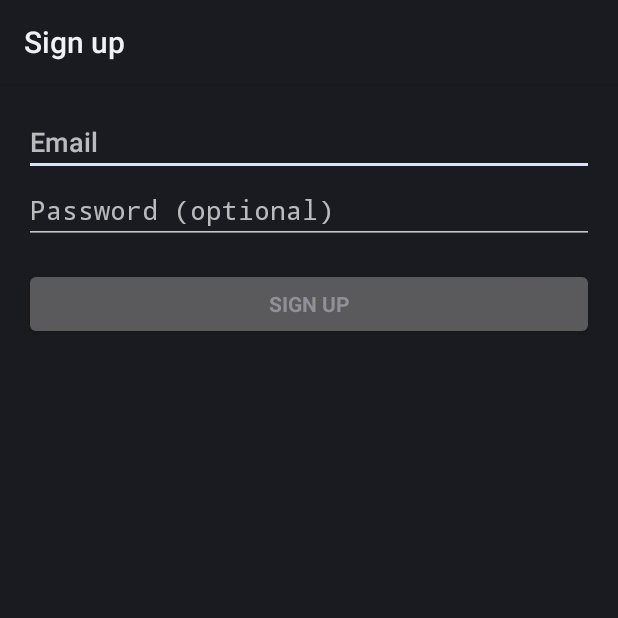
After one commit to dominhhai1111/PlayVideoUrl, an Android app: the RegisterActivity screen opened directly, with no data from a screen before it, on a phone screen of 412 x 824 dp, the top half of it. The commit adds this screen. Run offline under Robolectric (Android 15) with nearby library versions, the phone set to English and light mode, and no system bars.

Commit message:
register api

```diff
--- a/app/src/main/AndroidManifest.xml
+++ b/app/src/main/AndroidManifest.xml
@@ -35,6 +35,10 @@
             android:name=".MainActivity"
             android:configChanges="orientation|screenSize"
             android:theme="@style/Theme.AppCompat" />
+        <activity
+            android:name=".RegisterActivity"
+            android:label="@string/title_activity_register">
+        </activity>
     </application>
 
 </manifest>
--- /dev/null
+++ b/app/src/main/java/com/example/admin/playvideourl/RegisterActivity.java
@@ -0,0 +1,59 @@
+package com.example.admin.playvideourl;
+
+import android.app.Activity;
+import android.os.AsyncTask;
+import android.support.v7.app.AppCompatActivity;
+import android.os.Bundle;
+import android.view.View;
+import android.widget.Button;
+import android.widget.TextView;
+import android.widget.Toast;
+
+import java.io.IOException;
+
+import retrofit2.Call;
+import retrofit2.Response;
+
+public class RegisterActivity extends Activity {
+
+    @Override
+    protected void onCreate(Bundle savedInstanceState) {
+        super.onCreate(savedInstanceState);
+        setContentView(R.layout.activity_register);
+
+        final TextView email = findViewById(R.id.email);
+        final TextView password = findViewById(R.id.password);
+
+        final Button registerButton = findViewById(R.id.email_sign_up_button);
+        registerButton.setOnClickListener(new View.OnClickListener() {
+            @Override
+            public void onClick(View view) {
+                APIService apiService = APIService.retrofit_sign_up.create(APIService.class);
+                final Call<RegisterResult> call = apiService.checkRegisterUserAccount(email.getText().toString(), password.getText().toString());
+                RegisterUserTask registerUserTask = new RegisterUserTask();
+                registerUserTask.execute(call);
+            }
+        });
+    }
+
+    public class RegisterUserTask extends AsyncTask<Call, RegisterResult, Response<RegisterResult>>{
+
+        @Override
+        protected Response<RegisterResult> doInBackground(Call[] calls) {
+            Call<RegisterResult> call = calls[0];
+            try {
+                Response<RegisterResult> response = call.execute();
+                return response;
+            } catch (IOException e) {
+                e.printStackTrace();
+            }
+            return new Response<RegisterResult>();
+        }
+
+        @Override
+        protected void onPostExecute(Response response) {
+            super.onPostExecute(response);
+            Toast.makeText(RegisterActivity.this, response.body().getMessage(), Toast.LENGTH_LONG).show();
+        }
+    }
+}
--- /dev/null
+++ b/app/src/main/res/layout/activity_register.xml
@@ -0,0 +1,65 @@
+<LinearLayout xmlns:android="http://schemas.android.com/apk/res/android"
+xmlns:tools="http://schemas.android.com/tools"
+android:layout_width="match_parent"
+android:layout_height="match_parent"
+android:gravity="center_horizontal"
+android:orientation="vertical"
+android:paddingBottom="@dimen/activity_vertical_margin"
+android:paddingLeft="@dimen/activity_horizontal_margin"
+android:paddingRight="@dimen/activity_horizontal_margin"
+android:paddingTop="@dimen/activity_vertical_margin"
+tools:context="com.example.admin.playvideourl.RegisterActivity">
+
+<!-- Login progress -->
+<ProgressBar
+    android:id="@+id/login_progress"
+    style="?android:attr/progressBarStyleLarge"
+    android:layout_width="wrap_content"
+    android:layout_height="wrap_content"
+    android:layout_marginBottom="8dp"
+    android:visibility="gone" />
+
+<ScrollView
+    android:id="@+id/login_form"
+    android:layout_width="match_parent"
+    android:layout_height="match_parent">
+
+    <LinearLayout
+        android:id="@+id/email_login_form"
+        android:layout_width="match_parent"
+        android:layout_height="wrap_content"
+        android:orientation="vertical">
+
+        <AutoCompleteTextView
+            android:id="@+id/email"
+            android:layout_width="match_parent"
+            android:layout_height="wrap_content"
+            android:hint="@string/prompt_email"
+            android:inputType="textEmailAddress"
+            android:maxLines="1"
+            android:singleLine="true" />
+
+        <EditText
+            android:id="@+id/password"
+            android:layout_width="match_parent"
+            android:layout_height="wrap_content"
+            android:hint="@string/prompt_password"
+            android:imeActionId="6"
+            android:imeActionLabel="@string/action_sign_in_short"
+            android:imeOptions="actionUnspecified"
+            android:inputType="textPassword"
+            android:maxLines="1"
+            android:singleLine="true" />
+
+        <Button
+            android:id="@+id/email_sign_up_button"
+            style="?android:textAppearanceSmall"
+            android:layout_width="match_parent"
+            android:layout_height="wrap_content"
+            android:layout_marginTop="16dp"
+            android:text="@string/action_sign_up"
+            android:textStyle="bold" />
+
+    </LinearLayout>
+</ScrollView>
+</LinearLayout>
--- a/app/src/main/res/values/strings.xml
+++ b/app/src/main/res/values/strings.xml
@@ -17,7 +17,8 @@
     <!-- Strings related to login -->
     <string name="prompt_email">Email</string>
     <string name="prompt_password">Password (optional)</string>
-    <string name="action_sign_in">Sign in or register</string>
+    <string name="action_sign_in">Sign in</string>
+    <string name="action_sign_up">Sign up</string>
     <string name="action_sign_in_short">Sign in</string>
     <string name="error_invalid_email">This email address is invalid</string>
     <string name="error_invalid_password">This password is too short</string>
@@ -26,4 +27,6 @@
     <string name="permission_rationale">"Contacts permissions are needed for providing email
         completions."
     </string>
+
+    <string name="title_activity_register">Sign up</string>
 </resources>
```
Also changed, not shown: app/src/main/java/com/example/admin/playvideourl/APIService.java (+12 -3 lines), app/src/main/java/com/example/admin/playvideourl/LoginActivity.java (+11 -21 lines), app/src/main/java/com/example/admin/playvideourl/RegisterResult.java (added, +40 -0 lines), app/src/main/res/layout/activity_login.xml (+8 -0 lines).
